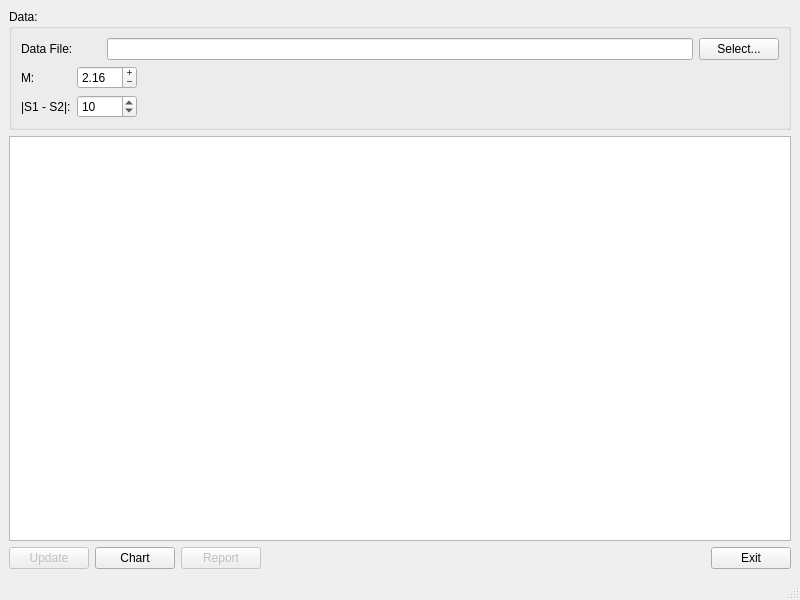
Old version of the form ui/mainwindow.ui in the repository rodnaxel/FindPair.
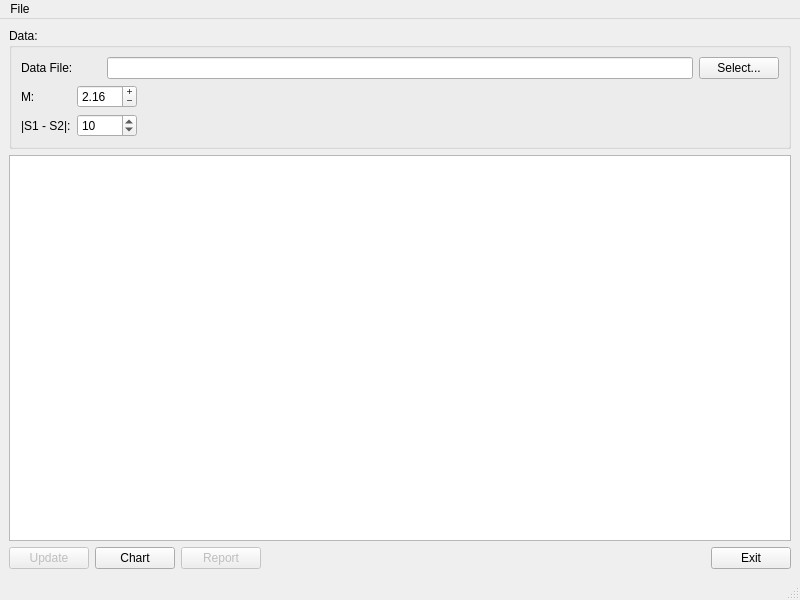
New version of the form.

```diff
--- a/ui/mainwindow.ui
+++ b/ui/mainwindow.ui
@@ -243,6 +243,15 @@
      <height>21</height>
     </rect>
    </property>
+   <widget class="QMenu" name="menuFile">
+    <property name="title">
+     <string>File</string>
+    </property>
+    <addaction name="actionOpen"/>
+    <addaction name="actionSave_as"/>
+    <addaction name="actionAbout"/>
+   </widget>
+   <addaction name="menuFile"/>
   </widget>
   <widget class="QStatusBar" name="statusbar"/>
  </widget>
```
Left out of the diff: 15 changed lines with no effect on the pictures.
